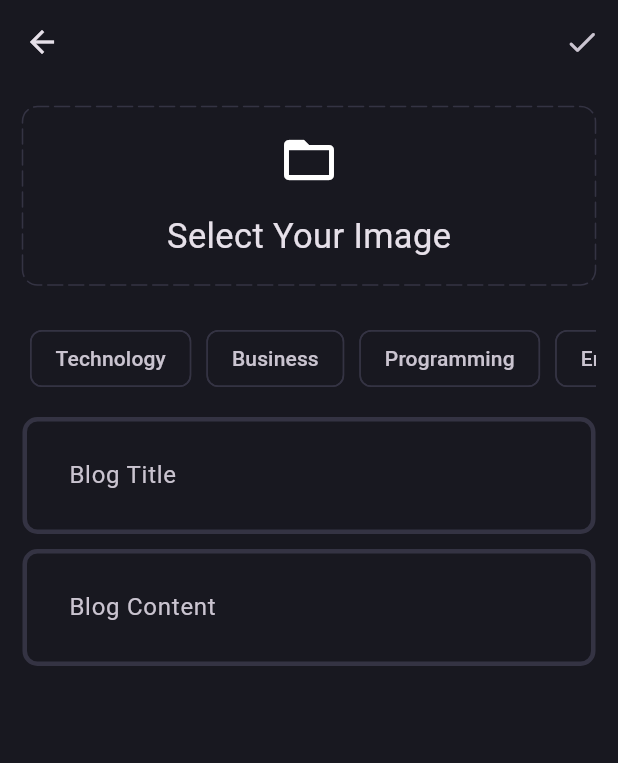
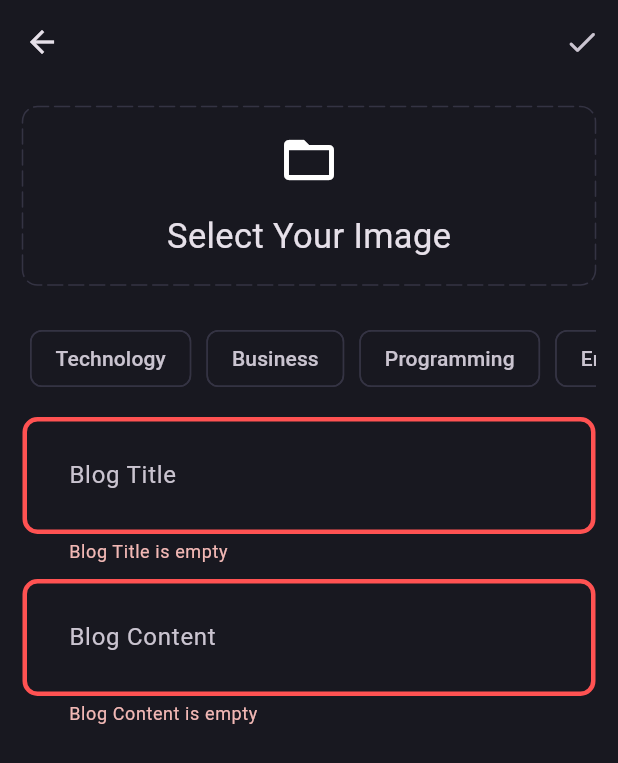
Before and after one commit to akankitkumar7/blog_app, a Flutter app: the AddNewBlogPage screen opened directly, after a tap on the "done" icon, on a phone screen of 412 x 824 dp. Shown: the top 763 px of the screen. Run offline on Flutter 3.47's test engine with Material 3 defaults, Android fonts, the phone set to English and light mode, and no system bars; drawn by our look-alikes of dotted_border; our stand-ins replace flutter_bloc, fpdart, get_it, image_picker, supabase_flutter; accounts and stored records are empty.

Commit message:
initial commit

```diff
--- a/lib/core/theme/theme.dart
+++ b/lib/core/theme/theme.dart
@@ -8,18 +8,19 @@ class AppTheme {
   );
   static final darkThemeMode = ThemeData.dark().copyWith(
     scaffoldBackgroundColor: AppPallete.backgroundColor,
-    appBarTheme: AppBarTheme(
+    appBarTheme: const AppBarTheme(
       color: AppPallete.backgroundColor,
     ),
-    chipTheme: ChipThemeData(
+    chipTheme: const ChipThemeData(
       color: WidgetStatePropertyAll(AppPallete.backgroundColor),
       side: BorderSide.none,
     ),
     inputDecorationTheme: InputDecorationTheme(
-      contentPadding: EdgeInsets.all(27),
+      border: _border(),
+      contentPadding: const EdgeInsets.all(27),
       focusedBorder: _border(AppPallete.gradient2),
       enabledBorder: _border(),
-      errorBorder: _border(),
+      errorBorder: _border(AppPallete.errorColor),
       disabledBorder: _border(),
       focusedErrorBorder: _border(),
     ),
--- a/lib/features/blog/presentation/pages/add_new_blog.dart
+++ b/lib/features/blog/presentation/pages/add_new_blog.dart
@@ -1,9 +1,16 @@
 import 'dart:io';
+import 'package:blog_app/core/common/cubits/app_user/app_user_cubit.dart';
+import 'package:blog_app/core/common/widgets/loader.dart';
 import 'package:blog_app/core/theme/app_pallete.dart';
 import 'package:blog_app/core/utils/pick_image.dart';
+import 'package:blog_app/core/utils/snackbar.dart';
+import 'package:blog_app/features/auth/presentation/block/auth_bloc.dart';
+import 'package:blog_app/features/blog/presentation/bloc/blog_bloc.dart';
+import 'package:blog_app/features/blog/presentation/pages/blog_page.dart';
 import 'package:blog_app/features/blog/presentation/widgets/blog_editor.dart';
 import 'package:dotted_border/dotted_border.dart';
 import 'package:flutter/material.dart';
+import 'package:flutter_bloc/flutter_bloc.dart';
 
 class AddNewBlogPage extends StatefulWidget {
   static route() => MaterialPageRoute(
@@ -19,6 +26,7 @@ class AddNewBlogPage extends StatefulWidget {
 class _AddNewBlogPageState extends State<AddNewBlogPage> {
   final titleController = TextEditingController();
   final contentController = TextEditingController();
+  final formKey = GlobalKey<FormState>();
   List<String> selectedTopics = [];
   File? image;
 
@@ -28,6 +36,22 @@ class _AddNewBlogPageState extends State<AddNewBlogPage> {
       setState(() {
         image = pickedImage;
       });
+    }
+  }
+
+  void uploadBlog() {
+    if (formKey.currentState!.validate() &&
+        selectedTopics.isNotEmpty &&
+        image != null) {
+      final posterId =
+          (context.read<AppUserCubit>().state as AppUserLoggedIn).user.id;
+      context.read<BlogBloc>().add(BlogUpload(
+            posterId: posterId,
+            title: titleController.text.trim(),
+            content: contentController.text.trim(),
+            image: image!,
+            topics: selectedTopics,
+          ));
     }
   }
 
@@ -43,12 +67,33 @@ class _AddNewBlogPageState extends State<AddNewBlogPage> {
     return Scaffold(
       appBar: AppBar(
         actions: [
-          IconButton(onPressed: () {}, icon: const Icon(Icons.done_rounded)),
+          IconButton(
+            onPressed: () {
+              uploadBlog();
+            },
+            icon: const Icon(
+              Icons.done_rounded,
+            ),
+          ),
         ],
       ),
-      body: SingleChildScrollView(
+      body: BlocConsumer<BlogBloc, BlogState>(
+        listener: (context, state) {
+          if(state is BlogFailure){
+            showSnackBar(context, state.error);
+          }else if(state is BlogSuccess){
+            Navigator.pushAndRemoveUntil(context, BlogPage.route(), (route) =>false);
+          }
+        },
+        builder: (context, state) {
+          if(state is AuthLoading){
+            return const Loader();
+          }
+          return SingleChildScrollView(
             child: Padding(
               padding: const EdgeInsets.all(15.0),
+              child: Form(
+                key: formKey,
                 child: Column(
                   children: [
                     image != null
@@ -94,8 +139,12 @@ class _AddNewBlogPageState extends State<AddNewBlogPage> {
                     SingleChildScrollView(
                       scrollDirection: Axis.horizontal,
                       child: Row(
-                  children:
-                      ['Technology', 'Business', 'Programming', 'Entertainment']
+                        children: [
+                          'Technology',
+                          'Business',
+                          'Programming',
+                          'Entertainment'
+                        ]
                             .map((e) => Padding(
                                   padding: const EdgeInsets.all(5.0),
                                   child: GestureDetector(
@@ -125,13 +174,19 @@ class _AddNewBlogPageState extends State<AddNewBlogPage> {
                       ),
                     ),
                     const SizedBox(height: 10),
-              BlogEditor(controller: titleController, hintText: 'Blog Title'),
+                    BlogEditor(
+                        controller: titleController, hintText: 'Blog Title'),
                     const SizedBox(height: 10),
-              BlogEditor(controller: contentController, hintText: 'Blog Content'),
+                    BlogEditor(
+                        controller: contentController,
+                        hintText: 'Blog Content'),
                   ],
                 ),
               ),
             ),
           );
+        },
+      ),
+    );
   }
 }
--- a/lib/features/blog/presentation/pages/blog_page.dart
+++ b/lib/features/blog/presentation/pages/blog_page.dart
@@ -2,20 +2,21 @@ import 'package:blog_app/features/blog/presentation/pages/add_new_blog.dart';
 import 'package:flutter/cupertino.dart';
 import 'package:flutter/material.dart';
 class BlogPage extends StatelessWidget {
+  static route() => MaterialPageRoute(builder: (context) =>const BlogPage());
   const BlogPage({super.key});
 
   @override
   Widget build(BuildContext context) {
     return Scaffold(
       appBar: AppBar(
-        title: Text('Blog App'),
+        title: const Text('Blog App'),
         centerTitle: true,
         actions: [
           IconButton(
               onPressed: (){
                 Navigator.push(context, AddNewBlogPage.route());
               },
-              icon: Icon(CupertinoIcons.add_circled),
+              icon: const Icon(CupertinoIcons.add_circled),
           ),
         ],
       ),
--- a/lib/features/blog/presentation/widgets/blog_editor.dart
+++ b/lib/features/blog/presentation/widgets/blog_editor.dart
@@ -7,7 +7,12 @@ class BlogEditor extends StatelessWidget {
   @override
   Widget build(BuildContext context) {
     return TextFormField(
-      controller: controller,
+      validator: (value){
+        if(value!.isEmpty){
+          return '$hintText is empty';
+        }
+        return null;
+      },
       decoration: InputDecoration(
         hintText: hintText,
       ),
--- a/lib/main.dart
+++ b/lib/main.dart
@@ -2,6 +2,7 @@ import 'package:blog_app/core/common/cubits/app_user/app_user_cubit.dart';
 import 'package:blog_app/core/theme/theme.dart';
 import 'package:blog_app/features/auth/presentation/block/auth_bloc.dart';
 import 'package:blog_app/features/auth/presentation/pages/login_page.dart';
+import 'package:blog_app/features/blog/presentation/bloc/blog_bloc.dart';
 import 'package:blog_app/features/blog/presentation/pages/blog_page.dart';
 import 'package:blog_app/features/init_dependency.dart';
 import 'package:flutter/material.dart';
@@ -17,6 +18,9 @@ void main() async {
       ),
       BlocProvider(
         create: (_) => serviceLocator<AuthBloc>(),
+      ),
+      BlocProvider(
+        create: (_) => serviceLocator<BlogBloc>(),
       ),
     ],
     child: const MyApp(),
@@ -49,7 +53,7 @@ class _MyAppState extends State<MyApp> {
         },
         builder: (context, isLoggedIn) {
           if(isLoggedIn){
-            return BlogPage();
+            return const BlogPage();
           }
           return const LoginPage();
         },
```
Lines whose indentation alone changed are shown as unchanged.
